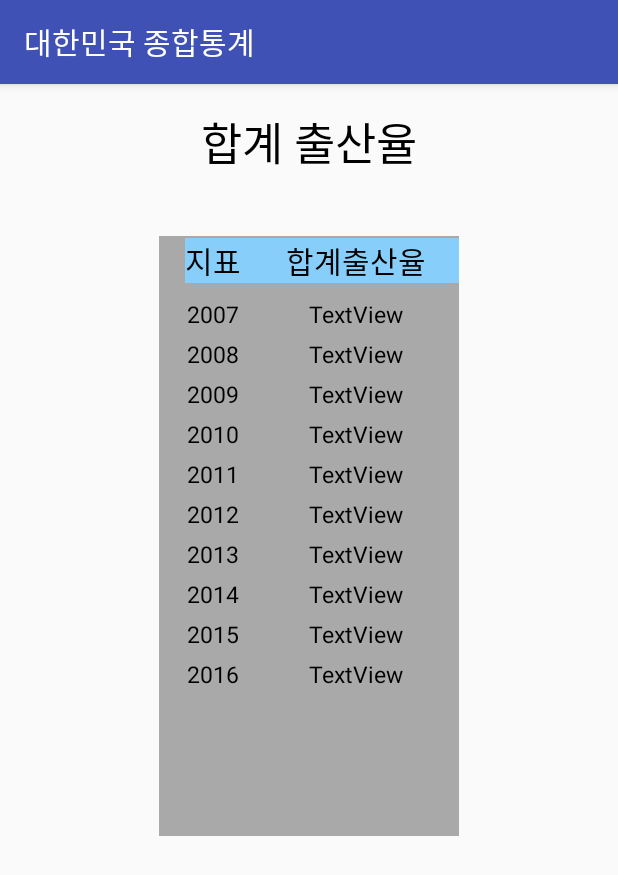
After one commit to choijuhyuck/New_CK_JAVA_ANDROID_PROJECT, an Android app: the Fertility_Rate screen opened directly, with no data from a screen before it, on a phone screen of 412 x 824 dp. The commit adds this screen. Shown: the top 875 px of the screen. Run offline under Robolectric (Android 15) with nearby library versions, the phone set to English and light mode, and no system bars.

```diff
--- a/app/build.gradle
+++ b/app/build.gradle
@@ -27,4 +27,8 @@ dependencies {
     compile 'com.android.support:appcompat-v7:22.2.1'
     testCompile 'junit:junit:4.12'
     compile 'com.android.support.constraint:constraint-layout:1.0.2'
+
+    // jsoup 코드 추가
+    compile group: 'org.jsoup', name: 'jsoup', version: '1.9.2'
+
 }
--- a/app/src/main/AndroidManifest.xml
+++ b/app/src/main/AndroidManifest.xml
@@ -15,13 +15,13 @@
                 <category android:name="android.intent.category.LAUNCHER" />
             </intent-filter>
         </activity>
-
         <activity android:name=".EmployLaborWage" />
         <activity android:name=".HealthSocietyWelfare" />
-        <activity android:name=".Population" />
+        <activity android:name=".population_component.Population" />
         <activity android:name=".Prices" />
         <activity android:name=".TwthCongressPreConviction" />
         <activity android:name=".Splashactivity" />
+        <activity android:name=".population_component.Fertility_Rate"></activity>
     </application>
 
 </manifest>
--- a/app/src/main/java/com/example/juhyuck/ck_java_android_project/MainActivity.java
+++ b/app/src/main/java/com/example/juhyuck/ck_java_android_project/MainActivity.java
@@ -5,6 +5,8 @@ import android.os.Bundle;
 import android.support.v7.app.AppCompatActivity;
 import android.view.View;
 import android.widget.Button;
+
+import com.example.juhyuck.ck_java_android_project.population_component.Population;
 
 public class MainActivity extends AppCompatActivity {
     private Button bt1,bt2,bt3,bt4,bt5;
--- a/app/src/main/java/com/example/juhyuck/ck_java_android_project/Population.java
+++ /dev/null
@@ -1,22 +0,0 @@
-package com.example.juhyuck.ck_java_android_project;
-
-import android.os.Bundle;
-import android.support.v7.app.AppCompatActivity;
-
-/**
- * Created by juhyuck on 2017-06-07.
- */
-
-public class Population extends AppCompatActivity {
-    protected void onCreate(Bundle savedInstanceState){
-        super.onCreate(savedInstanceState);
-        setContentView(R.layout.population);
-
-
-    }
-
-
-
-
-
-}
--- /dev/null
+++ b/app/src/main/java/com/example/juhyuck/ck_java_android_project/population_component/Fertility_Rate.java
@@ -0,0 +1,15 @@
+package com.example.juhyuck.ck_java_android_project.population_component;
+
+import android.os.Bundle;
+import android.support.v7.app.AppCompatActivity;
+
+import com.example.juhyuck.ck_java_android_project.R;
+
+public class Fertility_Rate extends AppCompatActivity {
+
+    @Override
+    protected void onCreate(Bundle savedInstanceState) {
+        super.onCreate(savedInstanceState);
+        setContentView(R.layout.population_fertility__rate);
+    }
+}
--- /dev/null
+++ b/app/src/main/java/com/example/juhyuck/ck_java_android_project/population_component/Population.java
@@ -0,0 +1,47 @@
+package com.example.juhyuck.ck_java_android_project.population_component;
+
+import android.content.Intent;
+import android.os.Bundle;
+import android.support.v7.app.AppCompatActivity;
+import android.view.View;
+import android.widget.Button;
+
+import com.example.juhyuck.ck_java_android_project.R;
+
+// 합계 출산율
+// 혼인건수
+// 고령인구 비율
+
+public class Population extends AppCompatActivity {
+    private Button bt1, bt2, bt3;
+
+
+    protected void onCreate(Bundle savedInstanceState){
+        super.onCreate(savedInstanceState);
+        setContentView(R.layout.population);
+
+        bt1= (Button) findViewById(R.id.button1);
+        bt2= (Button) findViewById(R.id.button1);
+        bt3= (Button) findViewById(R.id.button1);
+
+
+        bt1.setOnClickListener(new View.OnClickListener(){
+
+            @Override
+            public void onClick(View v){
+                Intent intent = new Intent(getApplicationContext(),Fertility_Rate.class);
+                intent.setFlags(Intent.FLAG_ACTIVITY_SINGLE_TOP);
+
+                startActivityForResult(intent, 1000);
+            }
+
+        });
+
+
+
+
+
+
+    }
+
+}
--- a/app/src/main/res/layout/population.xml
+++ b/app/src/main/res/layout/population.xml
@@ -1,11 +1,33 @@
 <?xml version="1.0" encoding="utf-8"?>
 <LinearLayout xmlns:android="http://schemas.android.com/apk/res/android"
     android:orientation="vertical" android:layout_width="match_parent"
-    android:layout_height="match_parent">
+    android:layout_height="match_parent"
+    android:layout_marginTop="30dp">
 
     <Button
-        android:text="Button"
-        android:layout_width="match_parent"
-        android:layout_height="wrap_content"
-        android:id="@+id/button" />
+        android:text="합계 출산율(Fertility Rate)"
+        android:layout_width="350dp"
+        android:layout_height="50dp"
+        android:layout_gravity="center_horizontal"
+        android:textSize="18dp"
+        android:id="@+id/button1" />
+
+    <Button
+        android:text="혼인건수"
+        android:layout_width="350dp"
+        android:layout_height="50dp"
+        android:layout_gravity="center_horizontal"
+        android:layout_marginTop="15dp"
+        android:textSize="18dp"
+        android:id="@+id/button2" />
+
+
+    <Button
+        android:text="고령인구 비율"
+        android:layout_width="350dp"
+        android:layout_height="50dp"
+        android:layout_gravity="center_horizontal"
+        android:layout_marginTop="15dp"
+        android:textSize="18dp"
+        android:id="@+id/button3" />
 </LinearLayout>
--- /dev/null
+++ b/app/src/main/res/layout/population_fertility__rate.xml
@@ -0,0 +1,348 @@
+<?xml version="1.0" encoding="utf-8"?>
+<RelativeLayout xmlns:android="http://schemas.android.com/apk/res/android"
+    xmlns:tools="http://schemas.android.com/tools"
+    android:id="@+id/activity_fertility__rate"
+    android:layout_width="match_parent"
+    android:layout_height="match_parent"
+    android:paddingBottom="@dimen/activity_vertical_margin"
+    android:paddingLeft="@dimen/activity_horizontal_margin"
+    android:paddingRight="@dimen/activity_horizontal_margin"
+    android:paddingTop="@dimen/activity_vertical_margin"
+    tools:context="com.example.juhyuck.ck_java_android_project.population_component.Fertility_Rate">
+
+    <LinearLayout
+        android:orientation="vertical"
+        android:layout_width="match_parent"
+        android:layout_height="match_parent"
+
+        android:layout_alignParentTop="true"
+        android:layout_alignParentStart="true">
+
+
+        <TextView
+            android:text="합계 출산율"
+            android:layout_width="wrap_content"
+            android:layout_height="wrap_content"
+            android:layout_alignParentBottom="true"
+            android:layout_alignParentStart="true"
+            android:textSize="30dp"
+            android:textColor="@android:color/black"
+            android:layout_gravity="center_horizontal"
+            android:id="@+id/textView0" />
+
+
+        <TableLayout
+            android:layout_width="200dp"
+            android:layout_height="400dp"
+            android:layout_gravity="center_horizontal"
+            android:layout_marginTop="40dp"
+            android:background="#A9A9A9"
+            >
+
+            <View
+                android:layout_width="match_parent"
+                android:layout_height="1dp"/>
+
+            <TableRow
+                android:layout_width="200dp"
+                android:layout_height="match_parent"
+                android:layout_marginLeft="17dp"
+                android:background="#87CEFA">
+
+                <TextView
+                    android:text="지표"
+                    android:layout_width="wrap_content"
+                    android:layout_height="wrap_content"
+                    android:textSize="20dp"
+                    android:textColor="@android:color/black"
+
+
+                    android:id="@+id/textView1" />
+
+                <TextView
+                    android:text="합계출산율"
+                    android:layout_width="wrap_content"
+                    android:layout_height="wrap_content"
+                    android:textSize="20dp"
+                    android:textColor="@android:color/black"
+                    android:layout_gravity="center_horizontal"
+                    android:layout_marginLeft="20dp"
+                    android:id="@+id/textView2" />
+            </TableRow>
+
+
+            <TableRow
+                android:layout_width="match_parent"
+                android:layout_height="match_parent"
+                android:layout_marginTop="10dp"
+                android:layout_marginLeft="17dp">
+
+                <TextView
+                    android:text="2007"
+                    android:layout_width="wrap_content"
+                    android:layout_height="wrap_content"
+                    android:textSize="15dp"
+                    android:textColor="@android:color/black"
+                    android:layout_gravity="center_horizontal"
+                    android:id="@+id/textView3" />
+
+                <TextView
+                    android:text="TextView"
+                    android:layout_width="wrap_content"
+                    android:layout_height="wrap_content"
+                    android:textSize="15dp"
+                    android:textColor="@android:color/black"
+                    android:layout_gravity="center_horizontal"
+                    android:layout_marginLeft="20dp"
+                    android:id="@+id/textView4" />
+            </TableRow>
+
+
+            <TableRow
+                android:layout_width="match_parent"
+                android:layout_height="match_parent"
+                android:layout_marginTop="5dp"
+                android:layout_marginLeft="17dp">
+
+                <TextView
+                    android:text="2008"
+                    android:layout_width="wrap_content"
+                    android:layout_height="wrap_content"
+                    android:textSize="15dp"
+                    android:textColor="@android:color/black"
+                    android:layout_gravity="center_horizontal"
+                    android:id="@+id/textView5" />
+
+                <TextView
+                    android:text="TextView"
+                    android:layout_width="wrap_content"
+                    android:layout_height="wrap_content"
+                    android:textSize="15dp"
+                    android:textColor="@android:color/black"
+                    android:layout_gravity="center_horizontal"
+                    android:layout_marginLeft="20dp"
+                    android:id="@+id/textView6" />
+            </TableRow>
+
+
+            <TableRow
+                android:layout_width="match_parent"
+                android:layout_height="match_parent"
+                android:layout_marginTop="5dp"
+                android:layout_marginLeft="17dp">
+
+                <TextView
+                    android:text="2009"
+                    android:layout_width="wrap_content"
+                    android:layout_height="wrap_content"
+                    android:textSize="15dp"
+                    android:textColor="@android:color/black"
+                    android:layout_gravity="center_horizontal"
+                    android:id="@+id/textView7" />
+
+                <TextView
+                    android:text="TextView"
+                    android:layout_width="wrap_content"
+                    android:layout_height="wrap_content"
+                    android:textSize="15dp"
+                    android:textColor="@android:color/black"
+                    android:layout_gravity="center_horizontal"
+                    android:layout_marginLeft="20dp"
+                    android:id="@+id/textView8" />
+            </TableRow>
+
+
+
+            <TableRow
+                android:layout_width="match_parent"
+                android:layout_height="match_parent"
+                android:layout_marginTop="5dp"
+                android:layout_marginLeft="17dp">
+
+                <TextView
+                    android:text="2010"
+                    android:layout_width="wrap_content"
+                    android:layout_height="wrap_content"
+                    android:textSize="15dp"
+                    android:textColor="@android:color/black"
+                    android:layout_gravity="center_horizontal"
+                    android:id="@+id/textView9" />
+
+                <TextView
+                    android:text="TextView"
+                    android:layout_width="wrap_content"
+                    android:layout_height="wrap_content"
+                    android:textSize="15dp"
+                    android:textColor="@android:color/black"
+                    android:layout_gravity="center_horizontal"
+                    android:layout_marginLeft="20dp"
+                    android:id="@+id/textView10" />
+            </TableRow>
+
+            <TableRow
+                android:layout_width="match_parent"
+                android:layout_height="match_parent"
+                android:layout_marginTop="5dp"
+                android:layout_marginLeft="17dp">
+
+                <TextView
+                    android:text="2011"
+                    android:layout_width="wrap_content"
+                    android:layout_height="wrap_content"
+                    android:textSize="15dp"
+                    android:textColor="@android:color/black"
+                    android:layout_gravity="center_horizontal"
+                    android:id="@+id/textView11" />
+
+                <TextView
+                    android:text="TextView"
+                    android:layout_width="wrap_content"
+                    android:layout_height="wrap_content"
+                    android:textSize="15dp"
+                    android:textColor="@android:color/black"
+                    android:layout_gravity="center_horizontal"
+                    android:layout_marginLeft="20dp"
+                    android:id="@+id/textView12" />
+            </TableRow>
+
+            <TableRow
+                android:layout_width="match_parent"
+                android:layout_height="match_parent"
+                android:layout_marginTop="5dp"
+                android:layout_marginLeft="17dp">
+
+                <TextView
+                    android:text="2012"
+                    android:layout_width="wrap_content"
+                    android:layout_height="wrap_content"
+                    android:textSize="15dp"
+                    android:textColor="@android:color/black"
+                    android:layout_gravity="center_horizontal"
+                    android:id="@+id/textView13" />
+
+                <TextView
+                    android:text="TextView"
+                    android:layout_width="wrap_content"
+                    android:layout_height="wrap_content"
+                    android:textSize="15dp"
+                    android:textColor="@android:color/black"
+                    android:layout_gravity="center_horizontal"
+                    android:layout_marginLeft="20dp"
+                    android:id="@+id/textView14" />
+            </TableRow>
+
+            <TableRow
+                android:layout_width="match_parent"
+                android:layout_height="match_parent"
+                android:layout_marginTop="5dp"
+                android:layout_marginLeft="17dp">
+
+                <TextView
+                    android:text="2013"
+                    android:layout_width="wrap_content"
+                    android:layout_height="wrap_content"
+                    android:textSize="15dp"
+                    android:textColor="@android:color/black"
+                    android:layout_gravity="center_horizontal"
+                    android:id="@+id/textView15" />
+
+                <TextView
+                    android:text="TextView"
+                    android:layout_width="wrap_content"
+                    android:layout_height="wrap_content"
+                    android:textSize="15dp"
+                    android:textColor="@android:color/black"
+                    android:layout_gravity="center_horizontal"
+                    android:layout_marginLeft="20dp"
+                    android:id="@+id/textView16" />
+            </TableRow>
+
+            <TableRow
+                android:layout_width="match_parent"
+                android:layout_height="match_parent"
+                android:layout_marginTop="5dp"
+                android:layout_marginLeft="17dp">
+
+                <TextView
+                    android:text="2014"
+                    android:layout_width="wrap_content"
+                    android:layout_height="wrap_content"
+                    android:textSize="15dp"
+                    android:textColor="@android:color/black"
+                    android:layout_gravity="center_horizontal"
+                    android:id="@+id/textView17" />
+
+                <TextView
+                    android:text="TextView"
+                    android:layout_width="wrap_content"
+                    android:layout_height="wrap_content"
+                    android:textSize="15dp"
+                    android:textColor="@android:color/black"
+                    android:layout_gravity="center_horizontal"
+                    android:layout_marginLeft="20dp"
+                    android:id="@+id/textView18" />
+            </TableRow>
+
+            <TableRow
+                android:layout_width="match_parent"
+                android:layout_height="match_parent"
+                android:layout_marginTop="5dp"
+                android:layout_marginLeft="17dp">
+
+                <TextView
+                    android:text="2015"
+                    android:layout_width="wrap_content"
+                    android:layout_height="wrap_content"
+                    android:textSize="15dp"
+                    android:textColor="@android:color/black"
+                    android:layout_gravity="center_horizontal"
+                    android:id="@+id/textView19" />
+
+                <TextView
+                    android:text="TextView"
+                    android:layout_width="wrap_content"
+                    android:layout_height="wrap_content"
+                    android:textSize="15dp"
+                    android:textColor="@android:color/black"
+                    android:layout_gravity="center_horizontal"
+                    android:layout_marginLeft="20dp"
+                    android:id="@+id/textView20" />
+            </TableRow>
+
+            <TableRow
+                android:layout_width="match_parent"
+                android:layout_height="match_parent"
+                android:layout_marginTop="5dp"
+                android:layout_marginLeft="17dp">
+
+                <TextView
+                    android:text="2016"
+                    android:layout_width="wrap_content"
+                    android:layout_height="wrap_content"
+                    android:textSize="15dp"
+                    android:textColor="@android:color/black"
+                    android:layout_gravity="center_horizontal"
+                    android:id="@+id/textView21" />
+
+                <TextView
+                    android:text="TextView"
+                    android:layout_width="wrap_content"
+                    android:layout_height="wrap_content"
+                    android:textSize="15dp"
+                    android:textColor="@android:color/black"
+                    android:layout_gravity="center_horizontal"
+                    android:layout_marginLeft="20dp"
+                    android:id="@+id/textView22" />
+            </TableRow>
+
+
+
+
+
+        </TableLayout>
+
+
+    </LinearLayout>
+
+
+</RelativeLayout>
```
